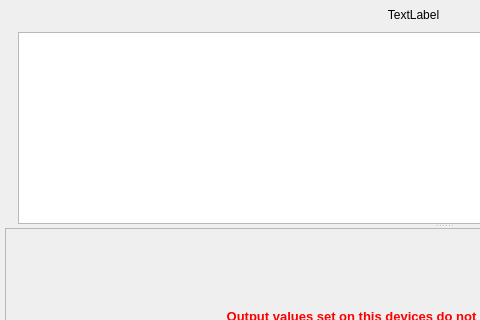
Before: the Qt Designer form tab_frame.ui in labscript-suite/blacs, drawn with Qt 5; both pictures show x 0 to 480 and y 0 to 320 of the 887 by 612 pixel window.
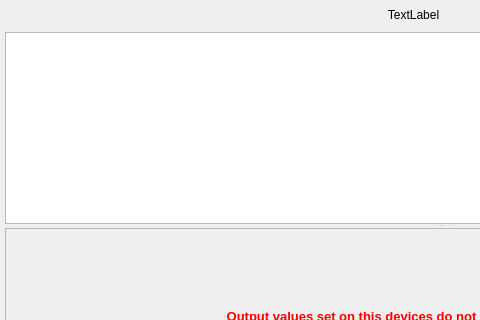
After: the same form once the commit is applied. Icons and pictures are not drawn.

Commit message: feature2: Further work on eliding labels

Patch:
```diff
--- a/tab_frame.ui
+++ b/tab_frame.ui
@@ -92,45 +92,23 @@
      <property name="childrenCollapsible">
       <bool>false</bool>
      </property>
-     <widget class="QWidget" name="layout" native="true">
-      <property name="sizePolicy">
-       <sizepolicy hsizetype="Minimum" vsizetype="MinimumExpanding">
-        <horstretch>0</horstretch>
-        <verstretch>0</verstretch>
-       </sizepolicy>
-      </property>
+     <widget class="QWidget" name="notresponding" native="true">
       <layout class="QVBoxLayout" name="verticalLayout">
        <property name="margin">
         <number>0</number>
        </property>
        <item>
-        <widget class="QWidget" name="notresponding" native="true">
-         <property name="sizePolicy">
-          <sizepolicy hsizetype="Minimum" vsizetype="MinimumExpanding">
-           <horstretch>0</horstretch>
-           <verstretch>0</verstretch>
-          </sizepolicy>
-         </property>
+        <widget class="QWidget" name="notresponding_sub" native="true">
          <layout class="QVBoxLayout" name="verticalLayout_4">
           <property name="margin">
            <number>0</number>
           </property>
           <item>
            <layout class="QHBoxLayout" name="notresponding_layout">
-            <item>
-             <widget class="QLabel" name="to_become_an_icon">
-              <property name="text">
-               <string/>
-              </property>
-             </widget>
-            </item>
             <item>
              <widget class="QTextEdit" name="error_message">
-              <property name="sizePolicy">
-               <sizepolicy hsizetype="Expanding" vsizetype="MinimumExpanding">
-                <horstretch>0</horstretch>
-                <verstretch>0</verstretch>
-               </sizepolicy>
+              <property name="lineWrapMode">
+               <enum>QTextEdit::WidgetWidth</enum>
               </property>
               <property name="readOnly">
                <bool>true</bool>
```
Left out of the diff: 2 changed lines with no effect on the pictures.
